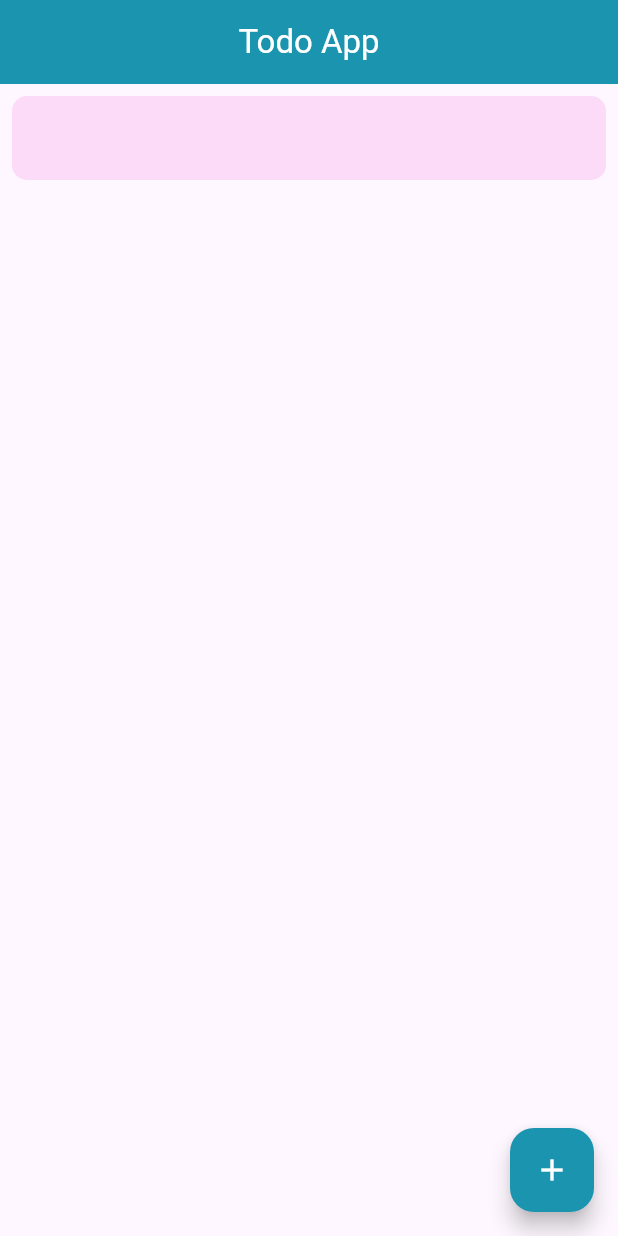
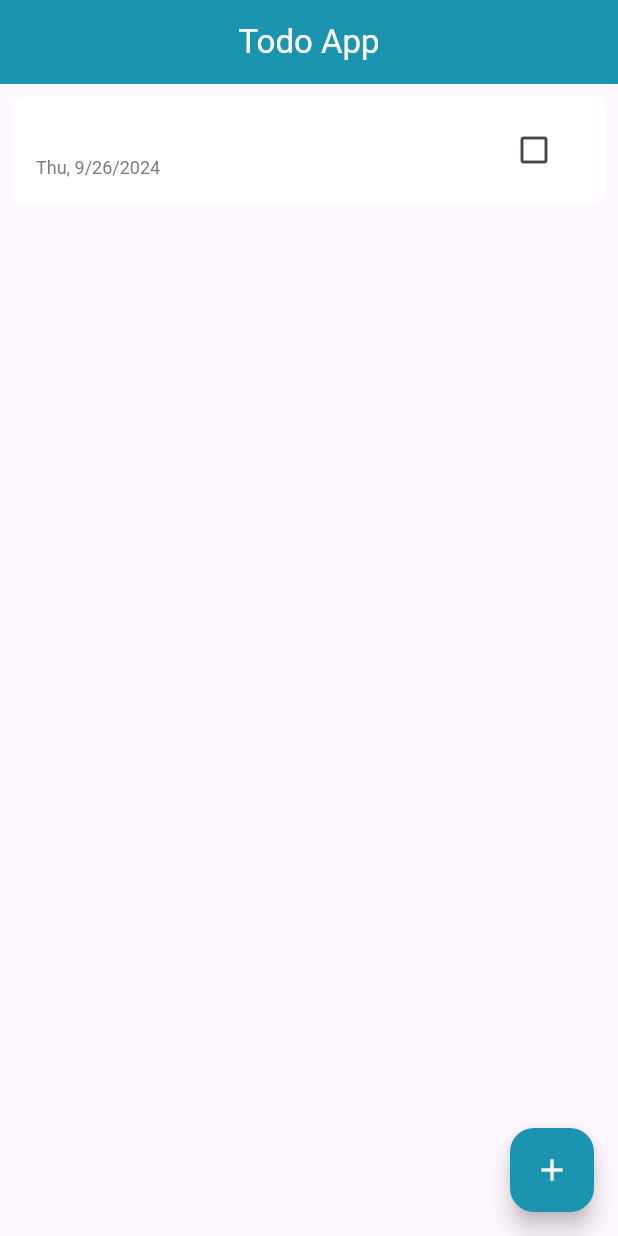
Before and after one commit to akshkin/flutter-todo, a Flutter app: the AddTodo screen opened directly, after a tap on "Add todo", on a phone screen of 412 x 824 dp. Run offline on Flutter 3.47's test engine with Material 3 defaults, Android fonts, the phone set to English and light mode, and no system bars; drawn by our look-alikes of flutter_slidable; our stand-ins replace flutter_riverpod, page_transition.

Commit message:
Create a todo item widget to reuse

```diff
--- /dev/null
+++ b/lib/components/todo.dart
@@ -0,0 +1,43 @@
+import 'package:flutter/material.dart';
+import 'package:intl/intl.dart';
+import 'package:todo/models/todo.dart';
+
+class TodoItem extends StatelessWidget {
+  final int index;
+  final List<Todo> todos;
+
+  const TodoItem({
+    super.key,
+    required this.index,
+    required this.todos,
+  });
+
+  // DateFormat.yMEd().add_jms().format(DateTime.now())
+
+  @override
+  Widget build(BuildContext context) {
+    return Container(
+      margin: const EdgeInsets.all(8),
+      decoration: BoxDecoration(
+        color: const Color.fromARGB(255, 255, 255, 255),
+        borderRadius: BorderRadius.circular(10),
+      ),
+      child: ListTile(
+        title: Text(
+          todos[index].content,
+          maxLines: 1,
+          overflow: TextOverflow.ellipsis,
+        ),
+        subtitle: Text(
+          DateFormat.yMEd().format(todos[index].date),
+        ),
+        subtitleTextStyle: const TextStyle(
+          fontSize: 12,
+          color: Color.fromARGB(255, 125, 123, 123),
+        ),
+        trailing: IconButton(
+            onPressed: () {}, icon: const Icon(Icons.check_box_outline_blank)),
+      ),
+    );
+  }
+}
--- a/lib/models/todo.dart
+++ b/lib/models/todo.dart
@@ -2,10 +2,14 @@ class Todo {
   int todoId;
   String content;
   bool completed;
+  DateTime date;
+  DateTime? completedDate;
 
   Todo({
     required this.todoId,
     required this.content,
     required this.completed,
+    required this.date,
+    this.completedDate,
   });
 }
--- a/lib/pages/home.dart
+++ b/lib/pages/home.dart
@@ -2,6 +2,7 @@ import 'package:flutter/material.dart';
 import 'package:flutter_riverpod/flutter_riverpod.dart';
 import 'package:flutter_slidable/flutter_slidable.dart';
 import 'package:page_transition/page_transition.dart';
+import 'package:todo/components/todo.dart';
 import 'package:todo/models/todo.dart';
 import 'package:todo/pages/add.dart';
 import 'package:todo/pages/completed.dart';
@@ -100,16 +101,7 @@ class MyHomePage extends ConsumerWidget {
                     )
                   ],
                 ),
-                child: Container(
-                  margin: const EdgeInsets.all(8),
-                  decoration: BoxDecoration(
-                    color: const Color.fromARGB(255, 251, 219, 247),
-                    borderRadius: BorderRadius.circular(10),
-                  ),
-                  child: ListTile(
-                    title: Text(activeTodos[index].content),
-                  ),
-                ),
+                child: TodoItem(index: index, todos: activeTodos),
               );
             }
           }),
```
Also changed, not shown: lib/pages/completed.dart (+2 -10 lines), lib/providers/todo.provider.dart (+12 -4 lines).
